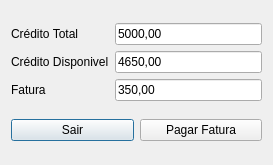
YagoConstantino/SistemaBancario, file Projeto/verfaturacredito.ui: the form before one commit.
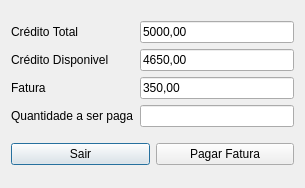
The form after the commit.

What changed in the file:
```diff
--- a/Projeto/verfaturacredito.ui
+++ b/Projeto/verfaturacredito.ui
@@ -6,8 +6,8 @@
    <rect>
     <x>0</x>
     <y>0</y>
-    <width>273</width>
-    <height>165</height>
+    <width>305</width>
+    <height>188</height>
    </rect>
   </property>
   <property name="windowTitle">
@@ -41,6 +41,13 @@
            </property>
           </widget>
          </item>
+         <item>
+          <widget class="QLabel" name="QtdPagamento">
+           <property name="text">
+            <string>Quantidade a ser paga</string>
+           </property>
+          </widget>
+         </item>
         </layout>
        </item>
        <item>
@@ -66,6 +73,9 @@
            </property>
           </widget>
          </item>
+         <item>
+          <widget class="QLineEdit" name="QtdPagarText"/>
+         </item>
         </layout>
        </item>
       </layout>
```
Left out of the diff: 12 changed lines with no effect on the pictures.
